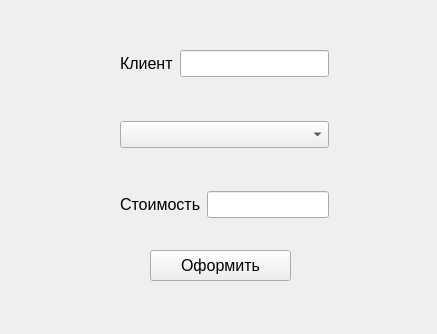
Old version of the form order.ui in the repository Tinddd28/client-server-model-client-.
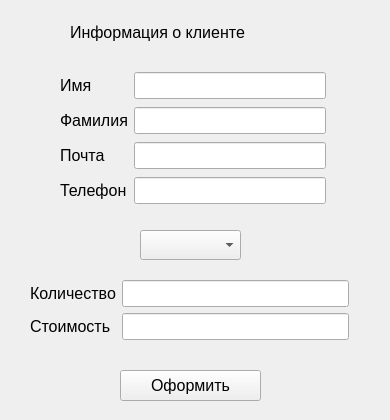
New version of the form.

```diff
--- a/order.ui
+++ b/order.ui
@@ -6,8 +6,8 @@
    <rect>
     <x>0</x>
     <y>0</y>
-    <width>437</width>
-    <height>334</height>
+    <width>390</width>
+    <height>420</height>
    </rect>
   </property>
   <property name="windowTitle">
@@ -16,8 +16,8 @@
   <widget class="QPushButton" name="order_2">
    <property name="geometry">
     <rect>
-     <x>150</x>
-     <y>250</y>
+     <x>120</x>
+     <y>370</y>
      <width>141</width>
      <height>31</height>
     </rect>
@@ -31,48 +31,81 @@
     <string>Оформить</string>
    </property>
   </widget>
+  <widget class="QLabel" name="label_3">
+   <property name="geometry">
+    <rect>
+     <x>110</x>
+     <y>340</y>
+     <width>16</width>
+     <height>24</height>
+    </rect>
+   </property>
+   <property name="font">
+    <font>
+     <pointsize>12</pointsize>
+    </font>
+   </property>
+   <property name="text">
+    <string/>
+   </property>
+  </widget>
+  <widget class="QComboBox" name="comboBox">
+   <property name="geometry">
+    <rect>
+     <x>140</x>
+     <y>230</y>
+     <width>101</width>
+     <height>30</height>
+    </rect>
+   </property>
+   <property name="font">
+    <font>
+     <pointsize>12</pointsize>
+    </font>
+   </property>
+  </widget>
+  <widget class="QLabel" name="label">
+   <property name="geometry">
+    <rect>
+     <x>70</x>
+     <y>20</y>
+     <width>271</width>
+     <height>24</height>
+    </rect>
+   </property>
+   <property name="font">
+    <font>
+     <pointsize>12</pointsize>
+    </font>
+   </property>
+   <property name="text">
+    <string>Информация о клиенте</string>
+   </property>
+  </widget>
   <widget class="QWidget" name="">
    <property name="geometry">
     <rect>
-     <x>120</x>
-     <y>50</y>
-     <width>209</width>
-     <height>168</height>
+     <x>60</x>
+     <y>70</y>
+     <width>266</width>
+     <height>140</height>
     </rect>
    </property>
-   <property name="font">
-    <font>
-     <pointsize>12</pointsize>
-    </font>
-   </property>
-   <layout class="QVBoxLayout" name="verticalLayout">
-    <item>
-     <layout class="QHBoxLayout" name="horizontalLayout">
-      <item>
-       <widget class="QLabel" name="label">
-        <property name="font">
-         <font>
-          <pointsize>12</pointsize>
-         </font>
-        </property>
-        <property name="text">
-         <string>Клиент</string>
-        </property>
-       </widget>
-      </item>
-      <item>
-       <widget class="QLineEdit" name="lineEdit">
-        <property name="font">
-         <font>
-          <pointsize>12</pointsize>
-         </font>
-        </property>
-       </widget>
-      </item>
-     </layout>
+   <layout class="QGridLayout" name="gridLayout">
+    <item row="0" column="0">
+     <widget class="QLabel" name="label_5">
+      <property name="font">
+       <font>
+        <pointsize>12</pointsize>
+       </font>
+      </property>
+      <property name="text">
+       <string>Имя</string>
+      </property>
+     </widget>
     </item>
-    <item>
-     <widget class="QLabel" name="label_3">
+    <item row="0" column="1">
+     <widget class="QLineEdit" name="name">
       <property name="font">
        <font>
         <pointsize>12</pointsize>
@@ -83,16 +116,103 @@
       </property>
      </widget>
     </item>
-    <item>
-     <widget class="QComboBox" name="comboBox">
+    <item row="1" column="0">
+     <widget class="QLabel" name="label_6">
       <property name="font">
        <font>
         <pointsize>12</pointsize>
        </font>
       </property>
+      <property name="text">
+       <string>Фамилия</string>
+      </property>
      </widget>
     </item>
-    <item>
+    <item row="1" column="1">
+     <widget class="QLineEdit" name="surname">
+      <property name="font">
+       <font>
+        <pointsize>12</pointsize>
+       </font>
+      </property>
+     </widget>
+    </item>
+    <item row="2" column="0">
+     <widget class="QLabel" name="label_7">
+      <property name="font">
+       <font>
+        <pointsize>12</pointsize>
+       </font>
+      </property>
+      <property name="text">
+       <string>Почта</string>
+      </property>
+     </widget>
+    </item>
+    <item row="2" column="1">
+     <widget class="QLineEdit" name="mail">
+      <property name="font">
+       <font>
+        <pointsize>12</pointsize>
+       </font>
+      </property>
+     </widget>
+    </item>
+    <item row="3" column="0">
+     <widget class="QLabel" name="label_8">
+      <property name="font">
+       <font>
+        <pointsize>12</pointsize>
+       </font>
+      </property>
+      <property name="text">
+       <string>Телефон</string>
+      </property>
+     </widget>
+    </item>
+    <item row="3" column="1">
+     <widget class="QLineEdit" name="phone">
+      <property name="font">
+       <font>
+        <pointsize>12</pointsize>
+       </font>
+      </property>
+     </widget>
+    </item>
+   </layout>
+  </widget>
+  <widget class="QWidget" name="">
+   <property name="geometry">
+    <rect>
+     <x>30</x>
+     <y>280</y>
+     <width>319</width>
+     <height>98</height>
+    </rect>
+   </property>
+   <layout class="QFormLayout" name="formLayout">
+    <item row="1" column="0">
+     <widget class="QLabel" name="label_2">
+      <property name="font">
+       <font>
+        <pointsize>12</pointsize>
+       </font>
+      </property>
+      <property name="text">
+       <string>Стоимость</string>
+      </property>
+     </widget>
+    </item>
+    <item row="1" column="1">
+     <widget class="QLineEdit" name="price">
+      <property name="font">
+       <font>
+        <pointsize>12</pointsize>
+       </font>
+      </property>
+     </widget>
+    </item>
+    <item row="0" column="0">
      <widget class="QLabel" name="label_4">
       <property name="font">
        <font>
@@ -100,34 +220,18 @@
        </font>
       </property>
       <property name="text">
-       <string/>
+       <string>Количество</string>
       </property>
      </widget>
     </item>
-    <item>
-     <layout class="QHBoxLayout" name="horizontalLayout_2">
-      <item>
-       <widget class="QLabel" name="label_2">
-        <property name="font">
-         <font>
-          <pointsize>12</pointsize>
-         </font>
-        </property>
-        <property name="text">
-         <string>Стоимость</string>
-        </property>
-       </widget>
-      </item>
-      <item>
-       <widget class="QLineEdit" name="price">
-        <property name="font">
-         <font>
-          <pointsize>12</pointsize>
-         </font>
-        </property>
-       </widget>
-      </item>
-     </layout>
+    <item row="0" column="1">
+     <widget class="QLineEdit" name="amount">
+      <property name="font">
+       <font>
+        <pointsize>12</pointsize>
+       </font>
+      </property>
+     </widget>
     </item>
    </layout>
   </widget>
```
